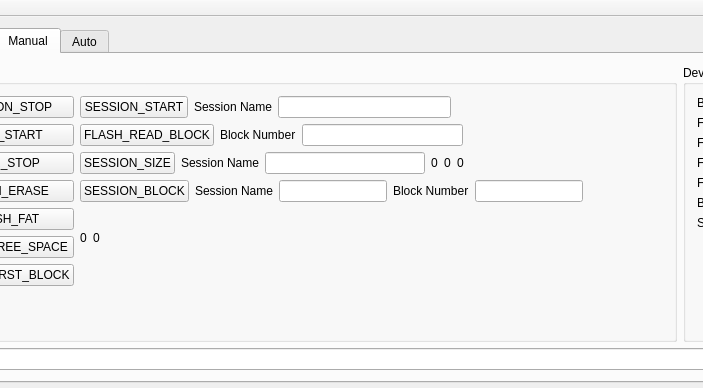
This is MGPS/MGPS_client/mainwindow.ui in maxigros/common as Qt 5 draws it before an edit; both pictures show x 100 to 803 and y 0 to 388 of the 1224 by 719 pixel window. The edited form follows.
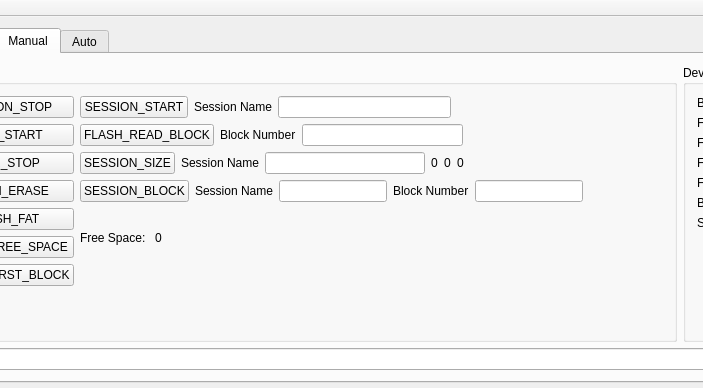
This is the edited form. The open tabs and pages were chosen to show the change.

The edit to the form file:
```diff
--- a/MGPS/MGPS_client/mainwindow.ui
+++ b/MGPS/MGPS_client/mainwindow.ui
@@ -388,18 +388,18 @@
                   </layout>
                  </item>
                  <item>
-                  <widget class="QLabel" name="label_16">
+                  <widget class="QLabel" name="label_18">
                    <property name="text">
-                    <string/>
+                    <string> </string>
                    </property>
                   </widget>
                  </item>
                  <item>
                   <layout class="QHBoxLayout" name="horizontalLayout_22">
                    <item>
-                    <widget class="QLabel" name="label_flash_free_space_bytes">
+                    <widget class="QLabel" name="label_16">
                      <property name="text">
-                      <string>0</string>
+                      <string>Free Space: </string>
                      </property>
                     </widget>
                    </item>
```
Left out of the diff: 6 changed lines with no effect on the pictures.
